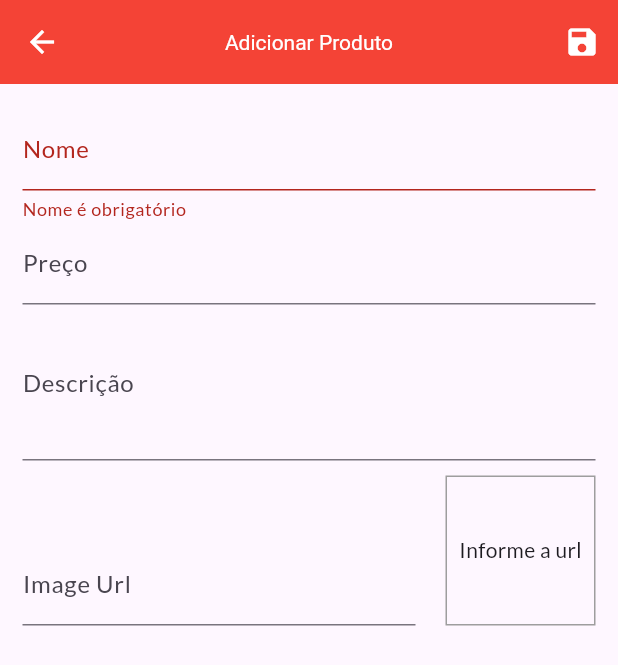
After one commit to angelianosousa/shop_flutter, a Flutter app: the ProductForm screen opened by its route, after a tap on the "save" icon, on a phone screen of 412 x 824 dp. The commit adds this screen. Shown: the top 665 px of the screen. Run offline on Flutter 3.47's test engine with Material 3 defaults, Android fonts, the phone set to English and light mode, and no system bars; network calls fail.

Commit message:
feat: Adiciona form de produtos com adição, atualização e deleção de produtos

```diff
--- a/lib/components/product/product_grid.dart
+++ b/lib/components/home/product_grid.dart
@@ -1,6 +1,6 @@
 import 'package:flutter/material.dart';
 import 'package:provider/provider.dart';
-import 'package:shop/components/product/product_item.dart';
+import 'package:shop/components/home/product_grid_item.dart';
 import 'package:shop/models/product.dart';
 import 'package:shop/models/product_list.dart';
 
@@ -26,7 +26,7 @@ class ProductGrid extends StatelessWidget {
       itemCount: loadedProducts.length,
       itemBuilder: (ctx, i) => ChangeNotifierProvider.value(
         value: loadedProducts[i],
-        child: ProductItem(),
+        child: ProductGridItem(),
       ),
     );
   }
--- a/lib/pages/cart_page.dart
+++ b/lib/pages/client/carts/cart_page.dart
@@ -1,7 +1,7 @@
 import 'package:flutter/material.dart';
 import 'package:provider/provider.dart';
 import 'package:shop/models/cart.dart';
-import 'package:shop/components/cart/cart_item_card.dart';
+import 'package:shop/components/cart/cart_item_widget.dart';
 import 'package:shop/models/order_list.dart';
 
 class CartPage extends StatelessWidget {
@@ -51,7 +51,6 @@ class CartPage extends StatelessWidget {
                       ],
                     ),
                     TextButton(
-
                       onPressed: () {
                         if (items.isNotEmpty) {
                           Provider.of<OrderList>(context, listen: false).addOrder(cart);
@@ -71,7 +70,7 @@ class CartPage extends StatelessWidget {
             Expanded(
               child: ListView.builder(
                 itemCount: items.length,
-                itemBuilder: (ctx, i) => CartItemCard(items[i]),
+                itemBuilder: (ctx, i) => CartItemWidget(items[i]),
               ),
             )
           ],
--- a/lib/pages/products_page.dart
+++ b/lib/pages/client/home/products_page.dart
@@ -2,7 +2,7 @@ import 'package:flutter/material.dart';
 import 'package:provider/provider.dart';
 import 'package:shop/components/application/main_drawer.dart';
 import 'package:shop/components/badge_cart.dart';
-import 'package:shop/components/product/product_grid.dart';
+import 'package:shop/components/home/product_grid.dart';
 import 'package:shop/models/cart.dart';
 import 'package:shop/utils/routes.dart';
 
--- /dev/null
+++ b/lib/pages/manager/product_form.dart
@@ -0,0 +1,221 @@
+import 'package:flutter/material.dart';
+import 'package:provider/provider.dart';
+import 'package:shop/models/product.dart';
+// import 'package:shop/models/product.dart';
+import 'package:shop/models/product_list.dart';
+
+class ProductForm extends StatefulWidget {
+  const ProductForm({super.key});
+
+  @override
+  State<ProductForm> createState() => _ProductFormState();
+}
+
+class _ProductFormState extends State<ProductForm> {
+  final _descriptionFocus = FocusNode();
+  final _priceFocus = FocusNode();
+  final _imageUrlFocus = FocusNode();
+  final _imageUrlController = TextEditingController();
+  final _formKey = GlobalKey<FormState>();
+  final _formData = Map<String, Object>();
+
+  @override
+  void initState() {
+    super.initState();
+    _imageUrlFocus.addListener(updateImage);
+  }
+
+  @override
+  void didChangeDependencies(){
+    super.didChangeDependencies();
+
+    if (_formData.isEmpty) {
+      final arg = ModalRoute.of(context)?.settings.arguments;
+
+      if (arg != null) {
+        final product = arg as Product;
+
+        _formData['id'] = product.id;
+        _formData['name'] = product.name;
+        _formData['price'] = product.price;
+        _formData['description'] = product.description;
+        _formData['imageUrl'] = product.imageUrl;
+
+        _imageUrlController.text = product.imageUrl;
+      }
+    }
+  }
+
+  @override
+  void dispose() {
+    super.dispose();
+    _priceFocus.dispose();
+    _descriptionFocus.dispose();
+    _imageUrlFocus.removeListener(updateImage);
+    _imageUrlFocus.dispose();
+  }
+
+  void updateImage() {
+    setState(() {});
+  }
+
+  bool imageUrlIsValid(String url) {
+    bool isUrlValid = Uri.tryParse(url)?.hasAbsolutePath ?? false;
+    bool pathExtension =
+        url.endsWith('.png') || url.endsWith('.jpg') || url.endsWith('.jpeg');
+
+    return isUrlValid && pathExtension;
+  }
+
+  void _submitForm() {
+    final isValid = _formKey.currentState?.validate() ?? false;
+
+    if (!isValid) return;
+
+    _formKey.currentState?.save();
+
+    Provider.of<ProductList>(context, listen: false).saveProduct(_formData);
+    Navigator.of(context).pop();
+
+    final messageStatus = _formData['id'] == null ? 'create' : 'update';
+    notificationMessage(context, messageStatus);
+  }
+
+  @override
+  Widget build(BuildContext context) {
+    return Scaffold(
+      appBar: AppBar(
+        title: const Text('Adicionar Produto'),
+        actions: [
+          IconButton(onPressed: _submitForm, icon: Icon(Icons.save)),
+        ],
+      ),
+      body: Padding(
+        padding: const EdgeInsets.all(15.0),
+        child: Form(
+          key: _formKey,
+          child: ListView(
+            key: GlobalKey<FormState>(),
+            children: [
+              TextFormField(
+                  initialValue: _formData['name']?.toString(),
+                  decoration: InputDecoration(labelText: 'Nome'),
+                  textInputAction: TextInputAction.next,
+                  onFieldSubmitted: (_) {
+                    FocusScope.of(context).requestFocus(_priceFocus);
+                  },
+                  onSaved: (name) => _formData['name'] = name ?? '',
+                  validator: (name) {
+                    final nameValue = name ?? '';
+
+                    if (nameValue.trim().isEmpty) return 'Nome é obrigatório';
+                    if (nameValue.trim().length < 3) return 'Nome precisa de no mínimo 3 caracteres';
+
+                    return null;
+                  }),
+              TextFormField(
+                initialValue: _formData['price']?.toString(),
+                autovalidateMode: AutovalidateMode.onUserInteraction,
+                decoration: InputDecoration(labelText: 'Preço'),
+                textInputAction: TextInputAction.next,
+                focusNode: _priceFocus,
+                keyboardType: TextInputType.numberWithOptions(decimal: true),
+                onFieldSubmitted: (_) {
+                  FocusScope.of(context).requestFocus(_descriptionFocus);
+                },
+                onSaved: (price) =>
+                    _formData['price'] = double.parse(price ?? '0.0'),
+                validator: (price) {
+                  final priceValue = double.parse(price ?? '0.0');
+
+                  if (priceValue == 0) return 'Preço deve ser maior que 0';
+
+                  return null;
+                },
+              ),
+              TextFormField(
+                initialValue: _formData['description']?.toString(),
+                decoration: InputDecoration(labelText: 'Descrição'),
+                textInputAction: TextInputAction.next,
+                focusNode: _descriptionFocus,
+                keyboardType: TextInputType.multiline,
+                maxLines: 3,
+                onSaved: (description) =>
+                    _formData['description'] = description ?? '',
+                validator: (description) {
+                  final descriptionValue = description ?? '';
+
+                  if (descriptionValue.trim().isEmpty)
+                    return 'Descrição é obrigatória';
+                  if (descriptionValue.trim().length < 10)
+                    return 'Descrição deve conter no mínimo 10 caracteres';
+                  if (descriptionValue.trim().length > 100)
+                    return 'Descrição pode conter no máximo 100 caracteres';
+
+                  return null;
+                },
+              ),
+              Row(
+                crossAxisAlignment: CrossAxisAlignment.end,
+                children: [
+                  Expanded(
+                    child: TextFormField(
+                      decoration: InputDecoration(labelText: 'Image Url'),
+                      textInputAction: TextInputAction.done,
+                      keyboardType: TextInputType.url,
+                      focusNode: _imageUrlFocus,
+                      controller: _imageUrlController,
+                      onFieldSubmitted: (_) => _submitForm,
+                      onSaved: (imageUrl) =>
+                          _formData['imageUrl'] = imageUrl ?? '',
+                      validator: (url) {
+                        final urlValue = url ?? '';
+
+                        if (!imageUrlIsValid(urlValue)) return 'Url inválida!';
+
+                        return null;
+                      },
+                    ),
+                  ),
+                  Container(
+                    height: 100,
+                    width: 100,
+                    margin: EdgeInsets.only(left: 20, top: 10),
+                    decoration: BoxDecoration(
+                      border: Border.all(
+                        color: Colors.grey,
+                        width: 1,
+                      ),
+                    ),
+                    alignment: Alignment.center,
+                    child: _imageUrlController.text.isEmpty
+                        ? Text('Informe a url')
+                        : FittedBox(
+                            child: Image.network(
+                              _imageUrlController.text,
+                              fit: BoxFit.cover,
+                            ),
+                          ),
+                  ),
+                ],
+              ),
+            ],
+          ),
+        ),
+      ),
+    );
+  }
+}
+
+void notificationMessage(BuildContext context, String messageStatus) {
+  final message = 'Produto ${messageStatus == 'create' ? 'adicionado' : 'atualizado'} com sucesso!!';
+
+  ScaffoldMessenger.of(context).hideCurrentSnackBar();
+  ScaffoldMessenger.of(context).showSnackBar(
+    SnackBar(
+      content: Text(message),
+      backgroundColor: Colors.green[700],
+      duration: Duration(seconds: 2),
+    ),
+  );
+}
--- a/lib/utils/routes.dart
+++ b/lib/utils/routes.dart
@@ -3,4 +3,6 @@ class Routes {
   static const PRODUCT_DETAIL = '/products/detail';
   static const CART_PAGE = '/cart';
   static const ORDERS = '/orders';
+  static const PRODUCTS = '/manager/products';
+  static const PRODUCT_FORM = '/manager/products/form';
 }
```
Also changed, not shown: lib/components/application/main_drawer.dart (+8 -0 lines), lib/components/cart/cart_item_widget.dart (renamed from lib/components/cart/cart_item_card.dart, +23 -4 lines), lib/components/home/product_grid_item.dart (renamed from lib/components/product/product_item.dart, +22 -2 lines), lib/components/manager/product_item.dart (added, +77 -0 lines), lib/main.dart (+9 -4 lines), lib/models/cart.dart (+25 -1 lines), lib/models/product_list.dart (+40 -0 lines), lib/pages/client/orders/orders_page.dart (renamed from lib/pages/orders_page.dart, +13 -6 lines), lib/pages/manager/products_index.dart (added, +44 -0 lines), lib/pages/client/home/product_detail.dart (renamed from lib/pages/product_detail.dart), 1 other file.
